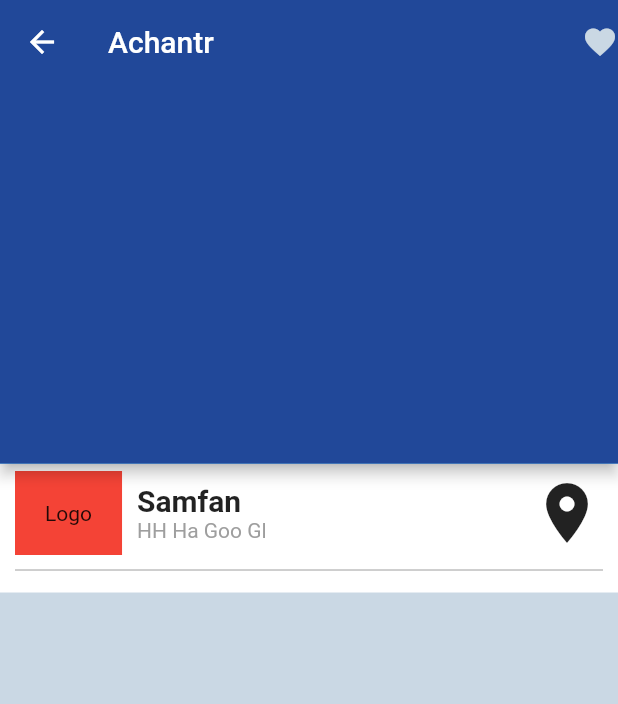
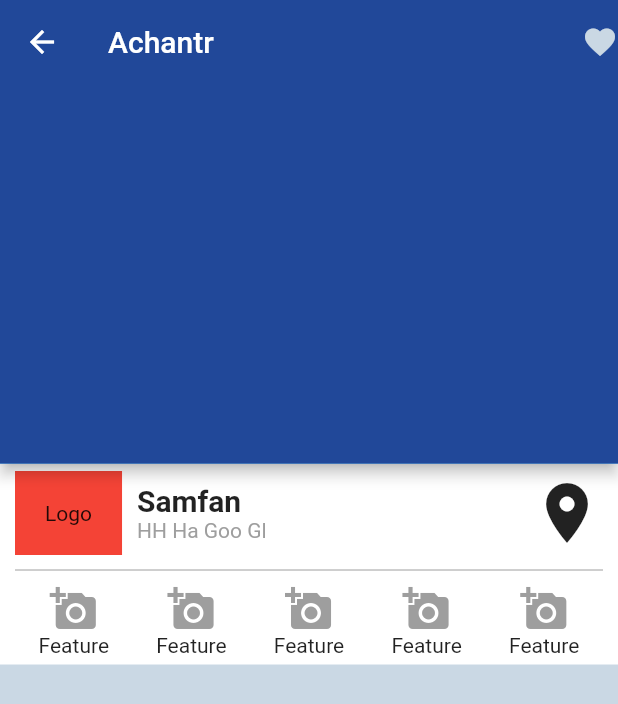
Before and after one commit to plokmij/ui-item-detail-page, a Flutter app: the screen it shows after launch, on a phone screen of 412 x 824 dp. Shown: the top 704 px of the screen. Run offline on Flutter 3.47's test engine with Material 2 defaults, Android fonts, the phone set to English and light mode, and no system bars.

Commit message:
features row

```diff
--- a/lib/src/widgets/titlecard.dart
+++ b/lib/src/widgets/titlecard.dart
@@ -16,10 +16,12 @@ class TitleCard extends StatelessWidget {
     fontSize: 14.0,
   );
 
+  Color iconColor = Colors.grey;
+
   Widget build(BuildContext context) {
     return Container(
       color: Colors.white,
-      padding: EdgeInsets.symmetric(horizontal: 10.0,vertical: 5.0),
+      padding: EdgeInsets.symmetric(horizontal: 10.0, vertical: 5.0),
       child: Column(
         children: <Widget>[
           buildNameRow(),
@@ -27,12 +29,13 @@ class TitleCard extends StatelessWidget {
             color: Colors.grey,
             height: 20.0,
           ),
+          buildFeaturesRow(),
         ],
       ),
     );
   }
 
-  Widget buildNameRow(){
+  Widget buildNameRow() {
     return Row(
       children: <Widget>[
         Container(
@@ -66,4 +69,81 @@ class TitleCard extends StatelessWidget {
       ],
     );
   }
+
+  Widget buildFeaturesRow() {
+    return Row(
+      children: <Widget>[
+        Expanded(
+          child: Container(
+            child: Column(
+              children: <Widget>[
+                Icon(
+                  Icons.add_a_photo,
+                  size: 32.0,
+                  color: iconColor,
+                ),
+                Text("Feature")
+              ],
+            ),
+          ),
+        ),
+        Expanded(
+          child: Container(
+            child: Column(
+              children: <Widget>[
+                Icon(
+                  Icons.add_a_photo,
+                  size: 32.0,
+                  color: iconColor,
+                ),
+                Text("Feature")
+              ],
+            ),
+          ),
+        ),
+        Expanded(
+          child: Container(
+            child: Column(
+              children: <Widget>[
+                Icon(
+                  Icons.add_a_photo,
+                  size: 32.0,
+                  color: iconColor,
+                ),
+                Text("Feature")
+              ],
+            ),
+          ),
+        ),
+        Expanded(
+          child: Container(
+            child: Column(
+              children: <Widget>[
+                Icon(
+                  Icons.add_a_photo,
+                  size: 32.0,
+                  color: iconColor,
+                ),
+                Text("Feature")
+              ],
+            ),
+          ),
+        ),
+        Expanded(
+          child: Container(
+            child: Column(
+              children: <Widget>[
+                Icon(
+                  Icons.add_a_photo,
+                  size: 32.0,
+                  color: iconColor,
+                ),
+                Text("Feature")
+              ],
+            ),
+          ),
+        ),
+      ],
+    );
   }
+}
```
Lines whose indentation alone changed are shown as unchanged.
